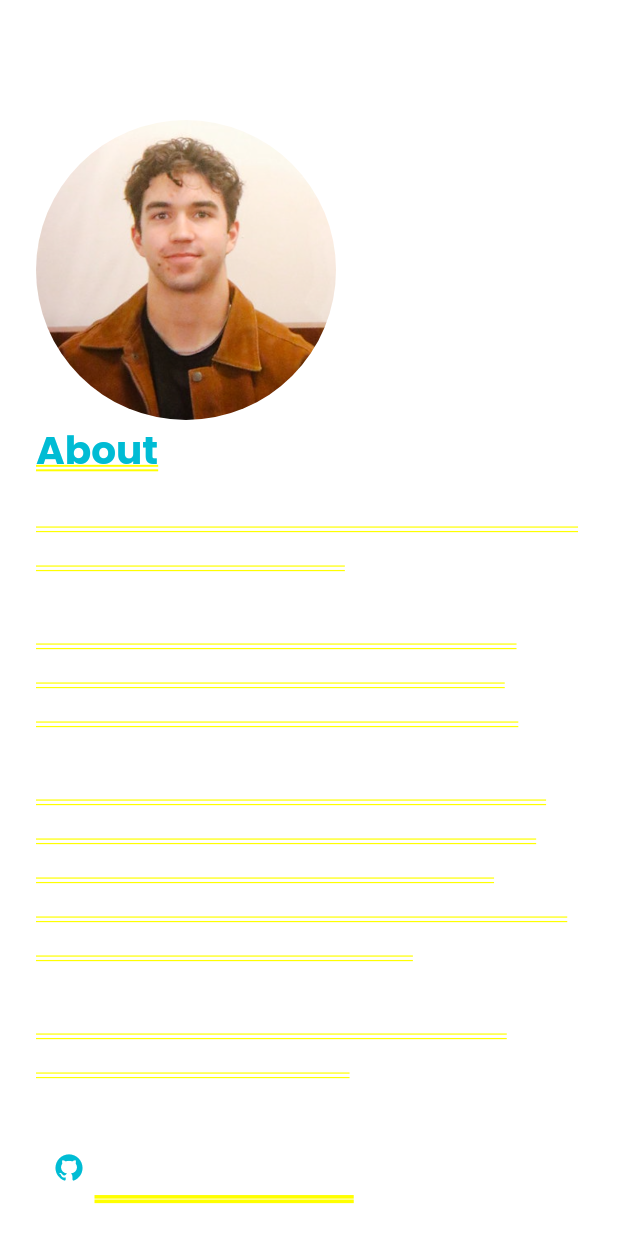
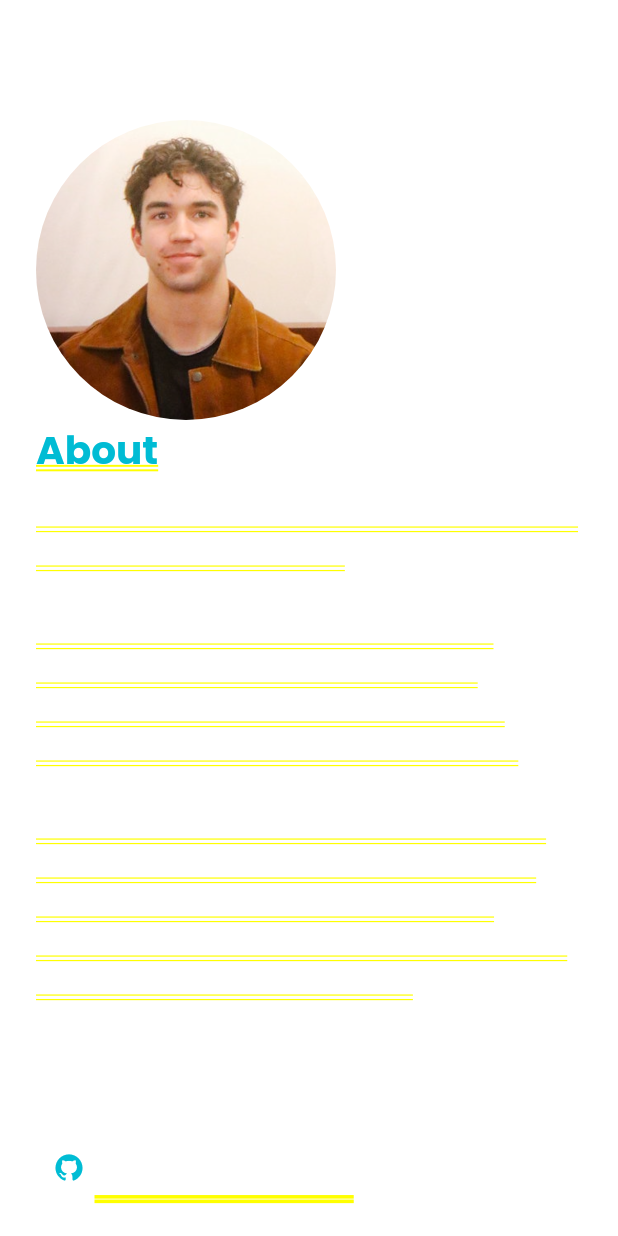
Before and after one commit to wevans02/GDSC_Hacks_2025, a Flutter app: the AboutPage screen opened by its route, on a phone screen of 412 x 824 dp. Run offline on Flutter 3.47's test engine with Material 3 defaults, Android fonts, the phone set to English and light mode, and no system bars; our stand-ins replace flutter_animate, flutter_markdown, font_awesome_flutter, google_fonts.

Commit message:
fixed reqs and UI

```diff
--- a/flutter_frontend/lib/screens/home_page.dart
+++ b/flutter_frontend/lib/screens/home_page.dart
@@ -19,7 +19,7 @@ class MyHomePage extends StatefulWidget {
 class _MyHomePageState extends State<MyHomePage> {
   bool _isInChatView = false;
   String? _initialQuery;
-  String _selectedCity = 'Toronto';
+  String _selectedCity = 'Waterloo';
   int _chatEpoch = 0;
 
   String _selectedPage = 'home'; // can be 'home' or 'about'
--- a/flutter_frontend/lib/widgets/shared/about_page.dart
+++ b/flutter_frontend/lib/widgets/shared/about_page.dart
@@ -181,7 +181,7 @@ class AboutPage extends StatelessWidget {
   @override
   Widget build(BuildContext context) {
     final width = MediaQuery.sizeOf(context).width;
-    final isWide = width >= 760; // breakpoint for row vs column
+    final isWide = width >= 1080; // breakpoint for row vs column
 
     return SingleChildScrollView(
       padding: const EdgeInsets.symmetric(horizontal: 24, vertical: 24),
@@ -261,8 +261,8 @@ class AboutPage extends StatelessWidget {
             "Paralegal uses Retrieval-Augmented Generation (RAG). "
             "When you ask a question, it searches real city bylaw documents and municipal resources, "
             "then summarizes in plain language — grounded in the sources it found.\n\n"
-            "Tap the sources under any answer to open the relevant bylaw page or PDF. "
-            "This makes it transparent and verifiable.",
+            "Tap the sources under any answer to open the relevant bylaw page or PDF.",
+            // "This makes it transparent and verifiable.",
             style: GoogleFonts.poppins(
               color: Colors.white.withOpacity(0.85),
               fontSize: 16,
@@ -339,9 +339,9 @@ class _IntroText extends StatelessWidget {
         const SizedBox(height: 12),
         Text(
           "Hi, I’m Cole, A Computer Science Student at the University of Guelph.\n\n"
-          "Starting as a Hackathon Project, I built Paralegal AI to help make city bylaws readable and searchable by everyone.\n\n"
-          "It’s powered by modern AI retrieval tech, but focused on clarity and accessibility. Just ask it a question and you'll get a straightforward answer, citing the bylaws that it read to form its answer.\n\n"
-          "I hope this helps you understand your city’s rules a little better.",
+          "Starting as a hackathon project with teammates from U of Guelph, I built Paralegal AI to help make city bylaws readable and searchable by everyone.\n\n"
+          "It’s powered by modern AI retrieval tech, but focused on clarity and accessibility. Just ask it a question and you'll get a straightforward answer, citing the bylaws that it read to form its answer.\n\n",
+          // "I hope this helps you understand your city’s rules a little better.",
           style: GoogleFonts.poppins(
             color: Colors.white.withOpacity(0.88),
             fontSize: 16,
--- a/flutter_frontend/lib/widgets/shared/disclaimer.dart
+++ b/flutter_frontend/lib/widgets/shared/disclaimer.dart
@@ -42,7 +42,7 @@ class DisclaimerFooter extends StatelessWidget {
             mainAxisAlignment: MainAxisAlignment.center,
             children: [
               Text(
-                '© 2024 Paralegal AI • ',
+                '© 2025 Paralegal AI • ',
                 style: TextStyle(
                   color: Colors.white.withOpacity(0.4),
                   fontSize: 10,
@@ -83,7 +83,7 @@ class DisclaimerFooter extends StatelessWidget {
             mainAxisAlignment: MainAxisAlignment.center,
             children: [
               Text(
-                '© 2024 Paralegal AI • ',
+                '© 2025 Paralegal AI • ',
                 style: TextStyle(
                   color: Colors.white.withOpacity(0.4),
                   fontSize: 10,
```
Also changed, not shown: flask_api/requirements.txt (+18 -133 lines), 1 other file.
